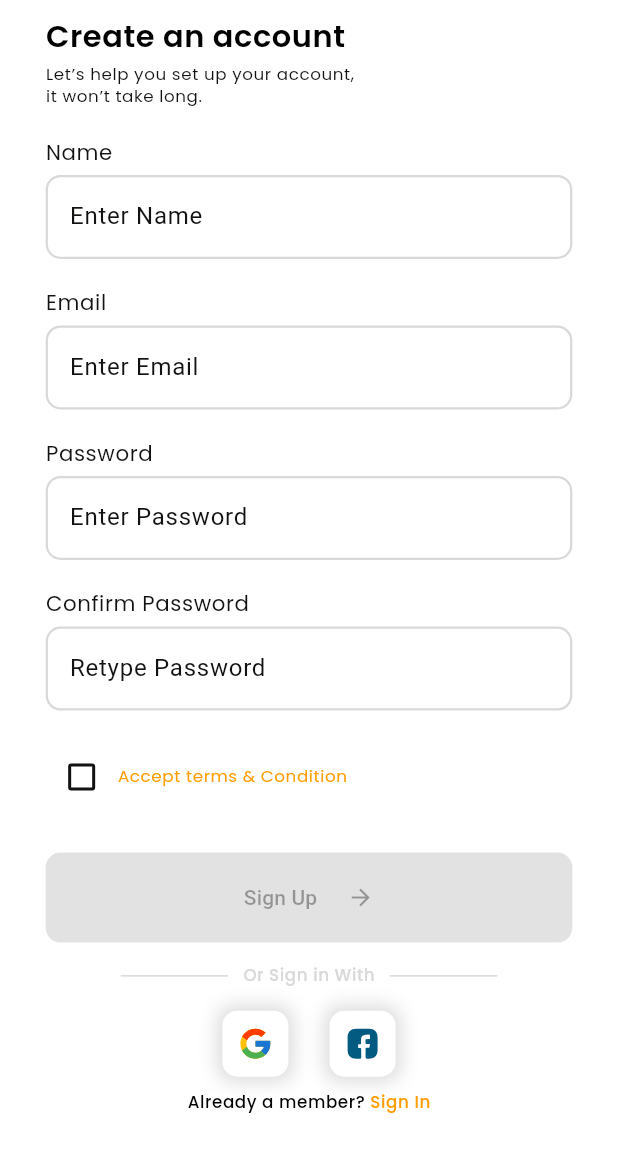
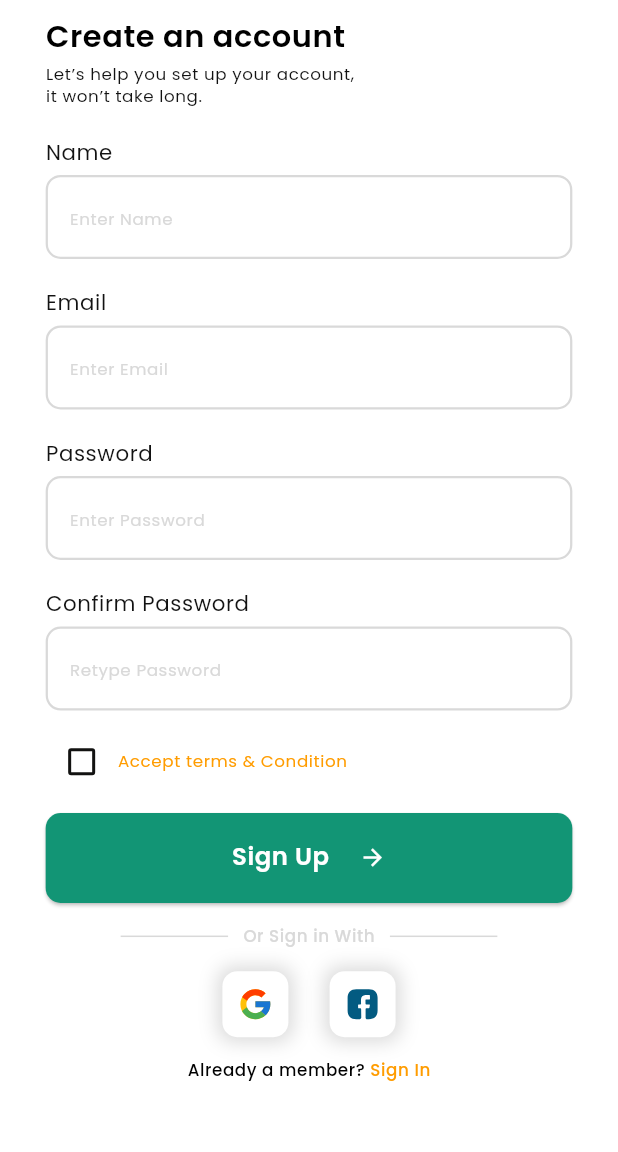
Before and after one commit to Fazo201/nutrition, a Flutter app: the SplashPage screen opened by its route, after a tap on "Start Cooking", after a tap on "Sign up", on a phone screen of 412 x 824 dp. Shown: the top 1152 px of the screen. Run offline on Flutter 3.47's test engine with Material 3 defaults, Android fonts, the phone set to English and light mode, and no system bars; our stand-ins replace connectivity_plus, device_preview, dio, flutter_riverpod, flutter_screenutil, flutter_secure_storage and 3 more; missing offline and left inert: a package; accounts and stored records are empty; network calls fail.

Commit message:
auth ui + go_route

```diff
--- a/lib/src/core/routes/router_config.dart
+++ b/lib/src/core/routes/router_config.dart
@@ -64,7 +64,7 @@ final class RouterConfigService {
       GoRoute(
         name: "RegisterPage",
         path: AppRouteNames.register,
-        builder: (BuildContext context, GoRouterState state) => const RegisterPage(),
+        builder: (BuildContext context, GoRouterState state) => RegisterPage(),
       ),
       //recipe_page
       GoRoute(
--- a/lib/src/core/widgets/eleveted_button_widget.dart
+++ b/lib/src/core/widgets/eleveted_button_widget.dart
@@ -1,4 +1,6 @@
 import 'package:flutter/material.dart';
+import "package:flutter_screenutil/flutter_screenutil.dart";
+import "package:nutrition/src/core/constants/context_extension.dart";
 
 import '../style/app_colors.dart';
 import '../style/text_style.dart';
@@ -24,7 +26,12 @@ class ElevatedButtonWidget extends StatelessWidget {
           children: [
             Text(
               text,
-              // style: const AppTextStyle().splashButton,
+              style: context.theme.textTheme.bodySmall?.copyWith(
+                fontWeight: FontWeight.w600,
+                fontSize: 16.sp,
+                fontFamily: "Poppins",
+                color: AppColors.white,
+              ),
             ),
             const SizedBox(width: 20),
             const Icon(Icons.arrow_forward_outlined),
--- a/lib/src/feature/auth/view/pages/login_page.dart
+++ b/lib/src/feature/auth/view/pages/login_page.dart
@@ -40,7 +40,7 @@ class LoginPage extends StatelessWidget {
                       fontWeight: FontWeight.w400,
                       fontSize: 20.sp,
                       fontFamily: "Poppins",
-                      color: AppColors.c797979,
+                      color: AppColors.c121212,
                     ),
                   ),
                   57.verticalSpace,
--- a/lib/src/feature/auth/view/pages/register_page.dart
+++ b/lib/src/feature/auth/view/pages/register_page.dart
@@ -1,7 +1,9 @@
 import "package:flutter/material.dart";
 import "package:flutter_riverpod/flutter_riverpod.dart";
 import "package:flutter_screenutil/flutter_screenutil.dart";
+import "package:go_router/go_router.dart";
 import "package:nutrition/src/core/constants/context_extension.dart";
+import "package:nutrition/src/core/routes/app_route_names.dart";
 import "package:nutrition/src/core/style/app_colors.dart";
 import "package:nutrition/src/core/widgets/eleveted_button_widget.dart";
 import "package:nutrition/src/feature/auth/view/pages/login_page.dart";
@@ -12,14 +14,18 @@ import "package:nutrition/src/feature/auth/view_model/login_vm.dart";
 import "../widgets/login_sizedbox_widget.dart";
 
 class RegisterPage extends ConsumerWidget {
-  const RegisterPage({super.key});
+  RegisterPage({super.key});
+
+  final GlobalKey<FormState> globalKey = GlobalKey<FormState>();
 
   @override
   Widget build(BuildContext context, WidgetRef ref) => Scaffold(
-        body: SafeArea(
+        body: SingleChildScrollView(
+          child: SafeArea(
             child: Padding(
               padding: REdgeInsets.symmetric(horizontal: 30, vertical: 10),
               child: Form(
+                key: globalKey,
                 child: Column(
                   mainAxisAlignment: MainAxisAlignment.start,
                   crossAxisAlignment: CrossAxisAlignment.start,
@@ -67,7 +73,7 @@ class RegisterPage extends ConsumerWidget {
                     const LoginTextfieldWidget(
                       hintText: "Retype Password",
                     ),
-                  20.verticalSpace,
+                    10.verticalSpace,
                     Row(
                       children: [
                         Checkbox(
@@ -86,8 +92,13 @@ class RegisterPage extends ConsumerWidget {
                         ),
                       ],
                     ),
-                  26.verticalSpace,
-                  const ElevatedButtonWidget(text: "Sign Up"),
+                    10.verticalSpace,
+                    ElevatedButtonWidget(
+                      text: "Sign Up",
+                      onPressed: () {
+                        context.pushReplacement(AppRouteNames.homePage);
+                      },
+                    ),
                     14.verticalSpace,
                     const LoginOrWidget(),
                     15.verticalSpace,
@@ -103,7 +114,7 @@ class RegisterPage extends ConsumerWidget {
                         ),
                       ],
                     ),
-                  10.verticalSpace,
+                    15.verticalSpace,
                     Row(
                       mainAxisAlignment: MainAxisAlignment.center,
                       children: [
@@ -142,5 +153,6 @@ class RegisterPage extends ConsumerWidget {
               ),
             ),
           ),
+        ),
       );
 }
--- a/lib/src/feature/auth/view/pages/splash_page.dart
+++ b/lib/src/feature/auth/view/pages/splash_page.dart
@@ -1,5 +1,7 @@
 import "package:flutter/material.dart";
+import "package:flutter_screenutil/flutter_screenutil.dart";
 import "package:go_router/go_router.dart";
+import "package:nutrition/src/core/constants/context_extension.dart";
 import "package:nutrition/src/core/routes/app_route_names.dart";
 import "package:nutrition/src/core/style/app_colors.dart";
 import "package:nutrition/src/feature/auth/view/pages/login_page.dart";
@@ -30,7 +32,7 @@ class _SplashPageState extends State<SplashPage> with TickerProviderStateMixin {
   }
 
   Future<void> stack() async => Future.delayed(const Duration(seconds: 4), () {
-        context.go(AppRouteNames.homePage);
+        context.go(AppRouteNames.login);
       });
 
   @override
@@ -62,7 +64,12 @@ class _SplashPageState extends State<SplashPage> with TickerProviderStateMixin {
                     opacity: _animation,
                     child: Text(
                       "100K+ Premium Recipe ",
-                      // style: const AppTextStyle().splashTopText,
+                      style: context.theme.textTheme.bodySmall?.copyWith(
+                        fontWeight: FontWeight.w600,
+                        fontSize: 18.sp,
+                        fontFamily: "Poppins",
+                        color: AppColors.white,
+                      ),
                     ),
                   ),
                 ],
@@ -78,16 +85,31 @@ class _SplashPageState extends State<SplashPage> with TickerProviderStateMixin {
                       children: [
                         Text(
                           "Get",
-                          // style: const AppTextStyle().splashCenter,
+                          style: context.theme.textTheme.bodySmall?.copyWith(
+                            fontWeight: FontWeight.w600,
+                            fontSize: 50.sp,
+                            fontFamily: "Poppins",
+                            color: AppColors.white,
+                          ),
                         ),
                         Text(
                           "Cooking",
-                          // style: const AppTextStyle().splashCenter,
+                          style: context.theme.textTheme.bodySmall?.copyWith(
+                            fontWeight: FontWeight.w600,
+                            fontSize: 50.sp,
+                            fontFamily: "Poppins",
+                            color: AppColors.white,
+                          ),
                         ),
                         const SizedBox(height: 20),
                         Text(
                           "Simple way to find Tasty Recipe",
-                          // style: const AppTextStyle().splashButtomText,
+                          style: context.theme.textTheme.bodySmall?.copyWith(
+                            fontWeight: FontWeight.w400,
+                            fontSize: 16.sp,
+                            fontFamily: "Poppins",
+                            color: AppColors.white,
+                          ),
                         ),
                       ],
                     ),
@@ -120,7 +142,12 @@ class _SplashPageState extends State<SplashPage> with TickerProviderStateMixin {
                       children: [
                         Text(
                           "Start Cooking",
-                          // style: const AppTextStyle().splashButton,
+                          style: context.theme.textTheme.bodySmall?.copyWith(
+                            fontWeight: FontWeight.w600,
+                            fontSize: 16.sp,
+                            fontFamily: "Poppins",
+                            color: AppColors.white,
+                          ),
                         ),
                         const SizedBox(width: 20),
                         const Icon(Icons.arrow_forward_outlined),
--- a/lib/src/feature/auth/view/widgets/login_textfield_widget.dart
+++ b/lib/src/feature/auth/view/widgets/login_textfield_widget.dart
@@ -1,4 +1,6 @@
 import "package:flutter/material.dart";
+import "package:flutter_screenutil/flutter_screenutil.dart";
+import "package:nutrition/src/core/constants/context_extension.dart";
 import "../../../../core/style/app_colors.dart";
 
 class LoginTextfieldWidget extends StatelessWidget {
@@ -15,7 +17,12 @@ class LoginTextfieldWidget extends StatelessWidget {
         // textInputAction: TextInputAction.next,
         decoration: InputDecoration(
           hintText: hintText,
-          // hintStyle: const AppTextStyle().loginEnter,
+          hintStyle: context.theme.textTheme.bodySmall?.copyWith(
+            fontWeight: FontWeight.w400,
+            fontSize: 11.sp,
+            color: AppColors.cD9D9D9,
+            fontFamily: "Poppins",
+          ),
           focusedBorder: const OutlineInputBorder(
             borderSide: BorderSide(
               color: AppColors.cD9D9D9,
```
Lines whose indentation alone changed are shown as unchanged.
